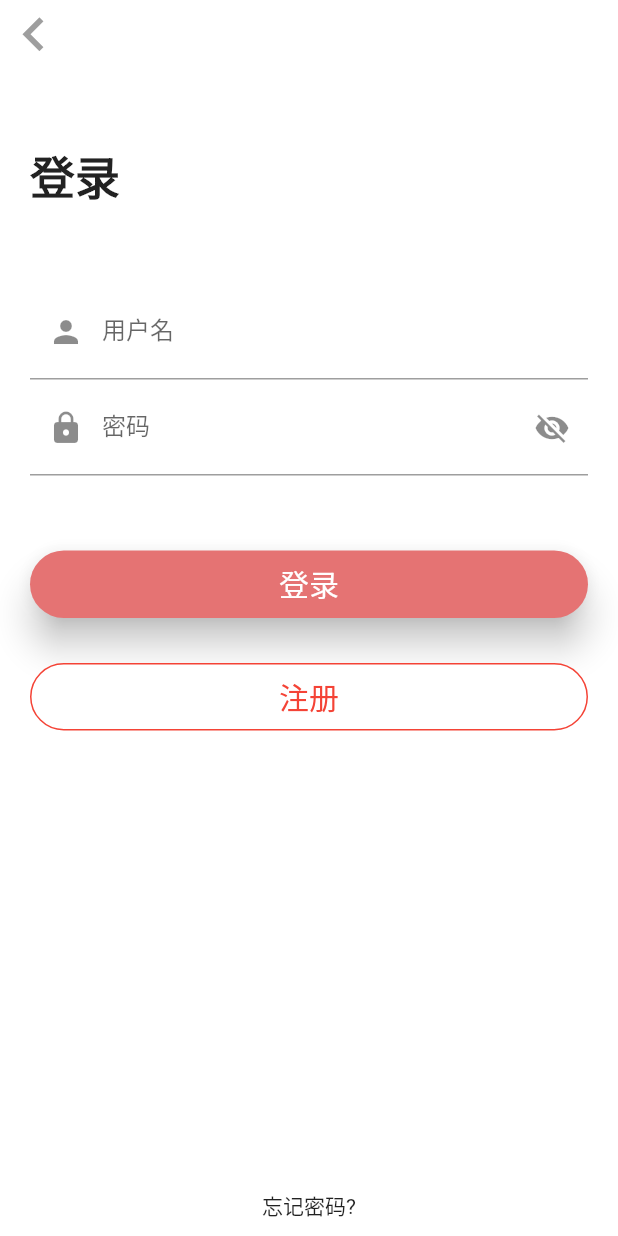
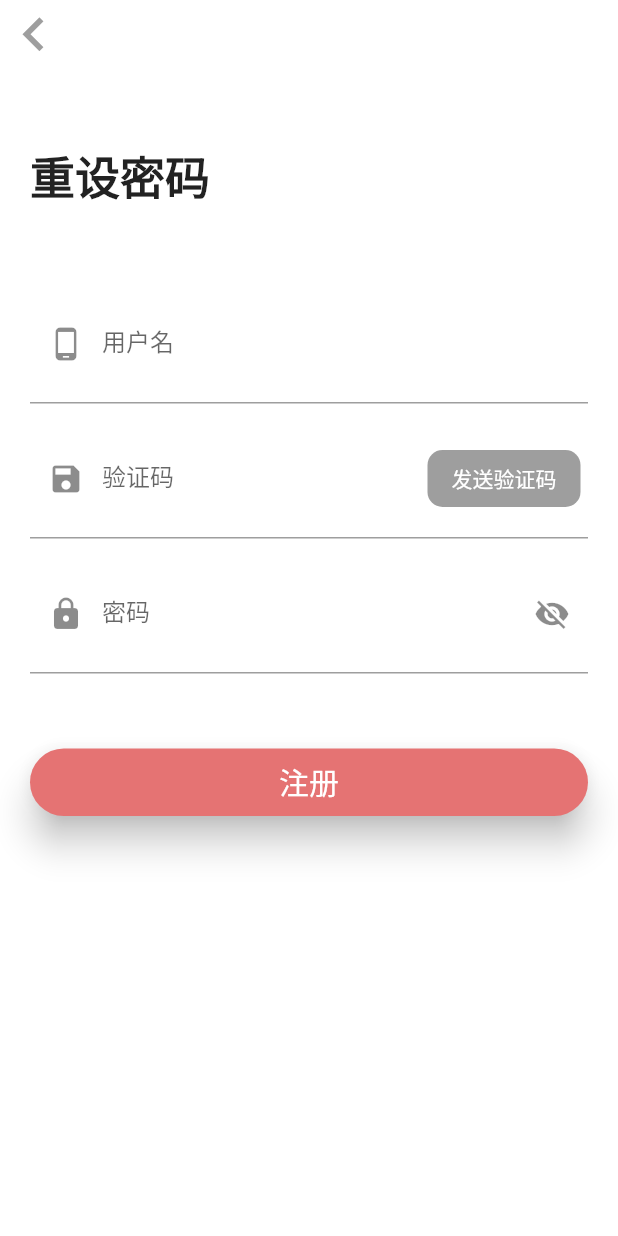
Before and after one commit to 2803404074/FlutterApp, a Flutter app: the FindPassPage screen opened directly, on a phone screen of 412 x 824 dp. Run offline on Flutter 3.47's test engine with Material 2 defaults, Android fonts, the light colour scheme and no system bars; our stand-ins replace dio, flutter_swiper, shared_preferences; accounts and stored records are empty; network calls fail.

Commit message:
改了很多

```diff
--- a/lib/user/find_pass_page.dart
+++ b/lib/user/find_pass_page.dart
@@ -7,10 +7,14 @@ class FindPassPage extends StatefulWidget {
 }
 
 class _FindPassPageState extends State<FindPassPage> {
+  //发送验证码按钮状态标识
+  var isEnableSendMessage = false;
+
   var height;
 
   //焦点
   FocusNode _focusNodeUserName = FocusNode();
+  FocusNode _focusNodeUserCode = FocusNode();
   FocusNode _focusNodePassWord = FocusNode();
 
   //用户名输入框控制器，此控制器可以监听用户名输入框操作
@@ -21,6 +25,7 @@ class _FindPassPageState extends State<FindPassPage> {
 
   var _password = ''; //用户名
   var _username = ''; //密码
+  var _usercode = ''; //验证码
   var _isShowPwd = false; //是否显示密码
   var _isShowClear = false; //是否显示输入框尾部的清除按钮
 
@@ -30,6 +35,7 @@ class _FindPassPageState extends State<FindPassPage> {
     //设置焦点监听
     _focusNodeUserName.addListener(_focusNodeListener);
     _focusNodePassWord.addListener(_focusNodeListener);
+    _focusNodeUserCode.addListener(_focusNodeListener);
     //监听用户名框的输入改变
     _userNameController.addListener(() {
       print(_userNameController.text);
@@ -40,7 +46,15 @@ class _FindPassPageState extends State<FindPassPage> {
       } else {
         _isShowClear = false;
       }
-      setState(() {});
+
+      //当手机号正常时，发送验证码按钮应该改变颜色，并且可以点击状态
+      setState(() {
+        if (validateUserName(_userNameController.text) == null) {
+          isEnableSendMessage = true;
+        } else {
+          isEnableSendMessage = false;
+        }
+      });
     });
 
     height = new MediaQueryData.fromWindow(window).padding.top;
@@ -53,6 +67,7 @@ class _FindPassPageState extends State<FindPassPage> {
     // 移除焦点监听
     _focusNodeUserName.removeListener(_focusNodeListener);
     _focusNodePassWord.removeListener(_focusNodeListener);
+    _focusNodeUserCode.removeListener(_focusNodeListener);
     _userNameController.dispose();
     super.dispose();
   }
@@ -63,11 +78,23 @@ class _FindPassPageState extends State<FindPassPage> {
       print("用户名框获取焦点");
       // 取消密码框的焦点状态
       _focusNodePassWord.unfocus();
+      //取消验证码焦点
+      _focusNodeUserCode.unfocus();
     }
     if (_focusNodePassWord.hasFocus) {
       print("密码框获取焦点");
       // 取消用户名框焦点状态
       _focusNodeUserName.unfocus();
+      //取消验证码焦点
+      _focusNodeUserCode.unfocus();
+    }
+
+    if (_focusNodeUserCode.hasFocus) {
+      print("验证码框获取焦点");
+      // 取消用户名框焦点状态
+      _focusNodeUserName.unfocus();
+      // 取消密码框的焦点状态
+      _focusNodePassWord.unfocus();
     }
   }
 
@@ -100,13 +127,12 @@ class _FindPassPageState extends State<FindPassPage> {
 
   @override
   Widget build(BuildContext context) {
-    // logo 图片区域
+    //标题
     Widget logoImageArea = Container(
       margin: EdgeInsets.only(left: 20, top: 50),
       alignment: Alignment.topLeft,
-      // 设置图片为圆形
       child: Text(
-        '登录',
+        '重设密码',
         style: TextStyle(fontSize: 30, fontWeight: FontWeight.w600),
       ),
     );
@@ -128,13 +154,14 @@ class _FindPassPageState extends State<FindPassPage> {
               //设置键盘类型
               keyboardType: TextInputType.number,
               decoration: InputDecoration(
+                contentPadding: EdgeInsets.all(20),
                 labelText: "用户名",
                 hintText: "请输入手机号",
-                prefixIcon: Icon(Icons.person),
+                prefixIcon: Icon(Icons.phone_android),
                 //尾部添加清除按钮
                 suffixIcon: (_isShowClear)
                     ? IconButton(
-                        icon: Icon(Icons.clear),
+                        icon: Icon(Icons.security),
                         onPressed: () {
                           // 清空输入框内容
                           _userNameController.clear();
@@ -149,9 +176,58 @@ class _FindPassPageState extends State<FindPassPage> {
                 _username = value;
               },
             ),
+
+            //验证码
+            Container(
+              margin: EdgeInsets.only(top: 10, bottom: 10),
+              child: TextFormField(
+                focusNode: _focusNodeUserCode,
+                decoration: InputDecoration(
+                  contentPadding: EdgeInsets.all(20),
+                  labelText: "验证码",
+                  hintText: "请输入验证码",
+                  prefixIcon: Icon(Icons.save),
+                  suffixIcon: Padding(
+                    padding: EdgeInsets.all(5),
+                    child: RaisedButton(
+                      elevation: 0,
+                      color: isEnableSendMessage ? Colors.red : Colors.grey,
+                      child: Text(
+                        "发送验证码",
+                        style: TextStyle(
+                          fontSize: 14,
+                          color: Colors.white,
+                        ),
+                      ),
+                      // 设置按钮圆角
+                      shape: RoundedRectangleBorder(
+                          borderRadius: BorderRadius.circular(10.0)),
+                      onPressed: () {
+                        //手机号正确
+                        if (validateUserName(_username) == null) {
+                          //todo 获取验证码操作
+                          print("获取验证码");
+                        }
+                      },
+                    ),
+                  ),
+                ),
+
+                obscureText: false, //是否是密码
+                //密码验证
+                validator: validatePassWord,
+                //保存数据
+                onSaved: (String value) {
+                  _usercode = value;
+                },
+              ),
+            ),
+
+            //密码
             TextFormField(
               focusNode: _focusNodePassWord,
               decoration: InputDecoration(
+                  contentPadding: EdgeInsets.all(20),
                   labelText: "密码",
                   hintText: "请输入密码",
                   prefixIcon: Icon(Icons.lock),
@@ -179,15 +255,6 @@ class _FindPassPageState extends State<FindPassPage> {
       ),
     );
 
-// Color textColor,
-//     Color disabledTextColor,
-//     Color color,
-//     Color disabledColor,
-//     Color focusColor,
-//     Color hoverColor,
-//     Color highlightColor,
-//     Color splashColor,
-
     // 登录按钮区域
     Widget loginButtonArea = Container(
         margin: EdgeInsets.only(left: 20, right: 20, top: 50),
@@ -201,7 +268,7 @@ class _FindPassPageState extends State<FindPassPage> {
 
             color: Colors.red[300],
             child: Text(
-              "登录",
+              "注册",
               style: TextStyle(fontSize: 20, color: Colors.white),
             ),
             // 设置按钮圆角
@@ -211,6 +278,7 @@ class _FindPassPageState extends State<FindPassPage> {
               //点击登录按钮，解除焦点，回收键盘
               _focusNodePassWord.unfocus();
               _focusNodeUserName.unfocus();
+              _focusNodeUserCode.unfocus();
 
               if (_formKey.currentState.validate()) {
                 //只有输入通过验证，才会执行这里
@@ -222,28 +290,6 @@ class _FindPassPageState extends State<FindPassPage> {
           ),
         ));
 
-    // 注册按钮区域
-    Widget registButtonArea = Container(
-      margin: EdgeInsets.only(left: 20, right: 20, top: 30),
-      //设置 child 居中
-      alignment: Alignment(0, 0),
-      height: 45,
-
-      //边框设置
-      decoration: new BoxDecoration(
-        //背景
-        color: Colors.white,
-        //设置四周圆角 角度
-        borderRadius: BorderRadius.all(Radius.circular(25)),
-        //设置四周边框
-        border: new Border.all(width: 1, color: Colors.red),
-      ),
-      child: Text(
-        "注册",
-        style: TextStyle(color: Colors.red, fontSize: 20),
-      ),
-    );
-
     return Scaffold(
         backgroundColor: Colors.white,
         resizeToAvoidBottomInset: false,
@@ -254,6 +300,7 @@ class _FindPassPageState extends State<FindPassPage> {
               print("点击了空白区域");
               _focusNodePassWord.unfocus();
               _focusNodeUserName.unfocus();
+              _focusNodeUserCode.unfocus();
             },
             child: Container(
               height: double.infinity,
@@ -274,16 +321,6 @@ class _FindPassPageState extends State<FindPassPage> {
                   logoImageArea,
                   inputTextArea,
                   loginButtonArea,
-                  registButtonArea,
-                  Expanded(child: Text('')),
-                  Container(
-                    margin: EdgeInsets.only(bottom: 10),
-                    width: double.infinity,
-                    child: Text(
-                      '忘记密码?',
-                      textAlign: TextAlign.center,
-                    ),
-                  )
                 ],
               ),
             )));
```
Also changed, not shown: lib/pages/classtype/type_page.dart (added, +118 -0 lines), lib/pages/classtype/type_page_sun.dart (added, +61 -0 lines), lib/pages/home_type_page.dart (+11 -1 lines), lib/search/SearchBarDelegate.dart (+38 -18 lines), lib/user/login_page.dart (+10 -4 lines), lib/user/register_page.dart (+36 -11 lines).
